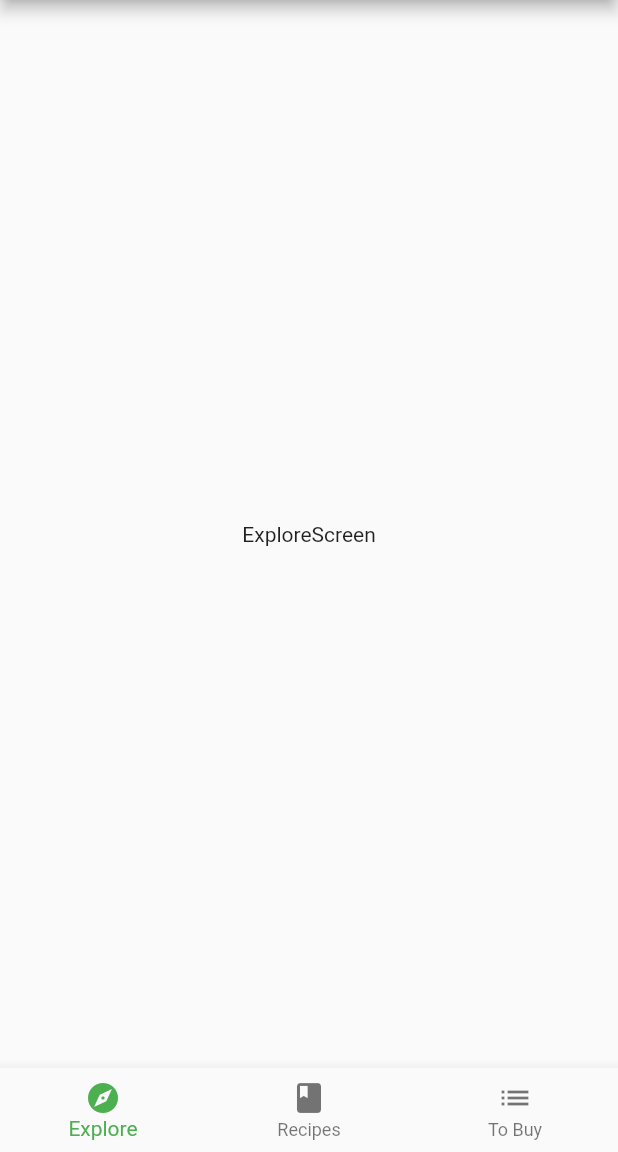
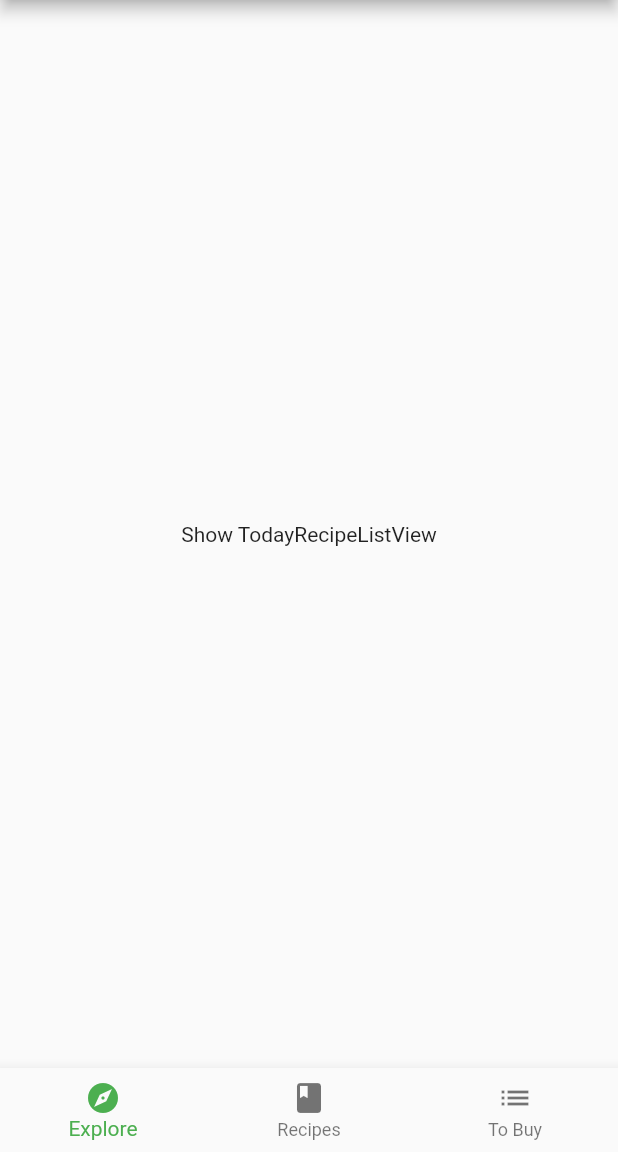
Before and after one commit to dastagg/RWFA-fooderlich5, a Flutter app: the screen it shows after launch, on a phone screen of 412 x 824 dp, the part 84-1236 px from its top. Run offline on Flutter 3.47's test engine with Material 2 defaults, Android fonts, the phone set to English and light mode, and no system bars; our stand-ins replace google_fonts.

Commit message:
Add FutureBuilder to Explore screen.

```diff
--- a/lib/screens/explore_screen.dart
+++ b/lib/screens/explore_screen.dart
@@ -5,7 +5,6 @@ import '../models/models.dart';
 import '../api/mock_fooderlich_service.dart';
 
 class ExploreScreen extends StatelessWidget {
-
   final mockService = MockFooderlichService();
 
   ExploreScreen({Key? key}) : super(key: key);
@@ -13,9 +12,24 @@ class ExploreScreen extends StatelessWidget {
   @override
   Widget build(BuildContext context) {
     // TODO 1: Add TodayRecipeListView FutureBuilder
-
-    return const Center(
-      child: Text('ExploreScreen'),
+    return FutureBuilder(
+      future: mockService.getExploreData(),
+      builder: (context, AsyncSnapshot<ExploreData> snapshot) {
+        // TODO: Add nested List Views
+        if (snapshot.connectionState == ConnectionState.done) {
+          final recipes = snapshot.data?.todayRecipes ?? [];
+          // TODO: Replace this with TodayRecipeListView
+          return Center(
+            child: Container(
+              child: const Text('Show TodayRecipeListView'),
+            ),
+          );
+        } else {
+          return const Center(
+            child: CircularProgressIndicator(),
+          );
+        }
+      },
     );
   }
 }
```
